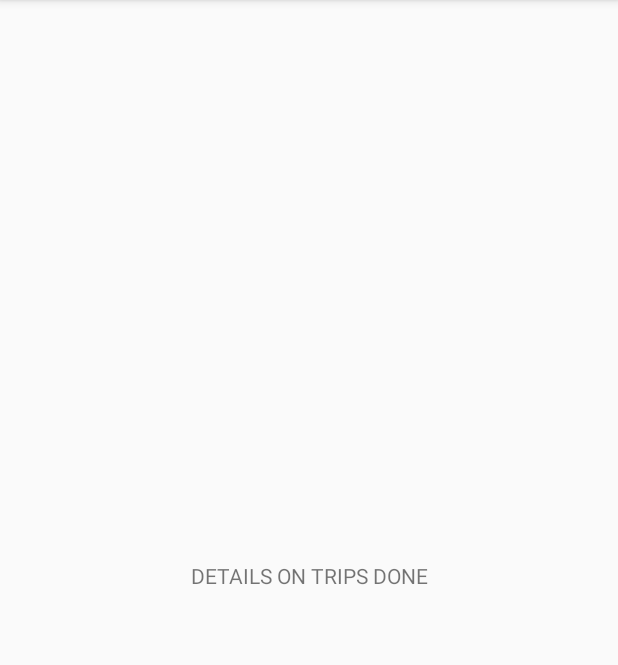
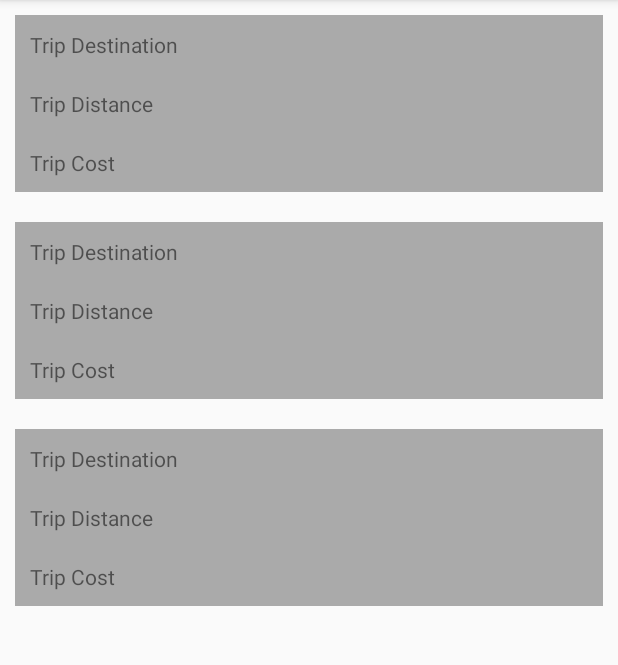
Before and after one commit to odawo/Dodo, an Android app: the Trips screen opened directly, with no data from a screen before it, on a phone screen of 412 x 824 dp, the part 84-749 px from its top. Run offline under Robolectric (Android 15) with nearby library versions, the phone set to English and light mode, and no system bars.

Commit message:
rider UI

```diff
--- a/DriverApp/app/src/main/res/layout/activity_trips.xml
+++ b/DriverApp/app/src/main/res/layout/activity_trips.xml
@@ -13,4 +13,96 @@
         android:layout_centerInParent="true"
         android:gravity="center"/>
 
+
+    <LinearLayout
+        android:layout_width="match_parent"
+        android:layout_height="wrap_content"
+        android:orientation="vertical">
+
+        <LinearLayout
+            android:layout_width="match_parent"
+            android:layout_height="wrap_content"
+            android:background="@android:color/darker_gray"
+            android:layout_marginTop="20dp"
+            android:orientation="vertical"
+            android:layout_margin="10dp">
+
+            <TextView
+                android:layout_width="match_parent"
+                android:layout_height="wrap_content"
+                android:text="Trip Destination"
+                android:padding="10dp"/>
+
+            <TextView
+                android:layout_width="match_parent"
+                android:layout_height="wrap_content"
+                android:text="Trip Distance"
+                android:padding="10dp"/>
+
+            <TextView
+                android:layout_width="match_parent"
+                android:layout_height="wrap_content"
+                android:text="Trip Cost"
+                android:padding="10dp"/>
+
+        </LinearLayout>
+
+        <LinearLayout
+            android:layout_width="match_parent"
+            android:layout_height="wrap_content"
+            android:background="@android:color/darker_gray"
+            android:layout_marginTop="20dp"
+            android:orientation="vertical"
+            android:layout_margin="10dp">
+
+            <TextView
+                android:layout_width="match_parent"
+                android:layout_height="wrap_content"
+                android:text="Trip Destination"
+                android:padding="10dp"/>
+
+            <TextView
+                android:layout_width="match_parent"
+                android:layout_height="wrap_content"
+                android:text="Trip Distance"
+                android:padding="10dp"/>
+
+            <TextView
+                android:layout_width="match_parent"
+                android:layout_height="wrap_content"
+                android:text="Trip Cost"
+                android:padding="10dp"/>
+
+        </LinearLayout>
+
+        <LinearLayout
+            android:layout_width="match_parent"
+            android:layout_height="wrap_content"
+            android:background="@android:color/darker_gray"
+            android:layout_marginTop="20dp"
+            android:orientation="vertical"
+            android:layout_margin="10dp">
+
+            <TextView
+                android:layout_width="match_parent"
+                android:layout_height="wrap_content"
+                android:text="Trip Destination"
+                android:padding="10dp"/>
+
+            <TextView
+                android:layout_width="match_parent"
+                android:layout_height="wrap_content"
+                android:text="Trip Distance"
+                android:padding="10dp"/>
+
+            <TextView
+                android:layout_width="match_parent"
+                android:layout_height="wrap_content"
+                android:text="Trip Cost"
+                android:padding="10dp"/>
+
+        </LinearLayout>
+
+    </LinearLayout>
+
 </RelativeLayout>
--- a/Rider/app/build.gradle
+++ b/Rider/app/build.gradle
@@ -28,6 +28,8 @@ dependencies {
     implementation 'com.google.android.gms:play-services-location:15.0.1'
     implementation 'com.facebook.android:facebook-android-sdk:4.6.0'
     implementation 'de.hdodenhof:circleimageview:2.2.0'
+    compile 'com.jakewharton:butterknife:8.8.1'
+    annotationProcessor 'com.jakewharton:butterknife-compiler:8.8.1'
     testImplementation 'junit:junit:4.12'
     androidTestImplementation 'com.android.support.test:runner:1.0.2'
     androidTestImplementation 'com.android.support.test.espresso:espresso-core:3.0.2'
--- a/Rider/app/src/main/java/com/vanessaodawo/rider/Payment.java
+++ b/Rider/app/src/main/java/com/vanessaodawo/rider/Payment.java
@@ -5,6 +5,8 @@ import android.os.Bundle;
 
 public class Payment extends AppCompatActivity {
 
+
+
     @Override
     protected void onCreate(Bundle savedInstanceState) {
         super.onCreate(savedInstanceState);
--- a/Rider/app/src/main/res/layout/activity_home_page.xml
+++ b/Rider/app/src/main/res/layout/activity_home_page.xml
@@ -13,6 +13,8 @@
         android:layout_width="match_parent"
         android:layout_height="match_parent" />
 
+    <include layout="@layout/bottom_sheet" />
+
     <android.support.design.widget.NavigationView
         android:id="@+id/nav_view"
         android:layout_width="wrap_content"
--- a/Rider/app/src/main/res/layout/activity_profile.xml
+++ b/Rider/app/src/main/res/layout/activity_profile.xml
@@ -22,7 +22,7 @@
             app:civ_border_color="#FF000000"
             android:layout_gravity="center"
             android:layout_marginTop="30dp"
-            android:background="@drawable/ic_person_black_24dp"
+            android:src="@drawable/ic_person_black_24dp"
             android:clickable="true"/>
 
     </LinearLayout>
```
Also changed, not shown: Rider/app/src/main/res/layout/bottom_sheet.xml (added, +94 -0 lines), Rider/app/src/main/res/layout/popup_pay.xml (added, +42 -0 lines).
